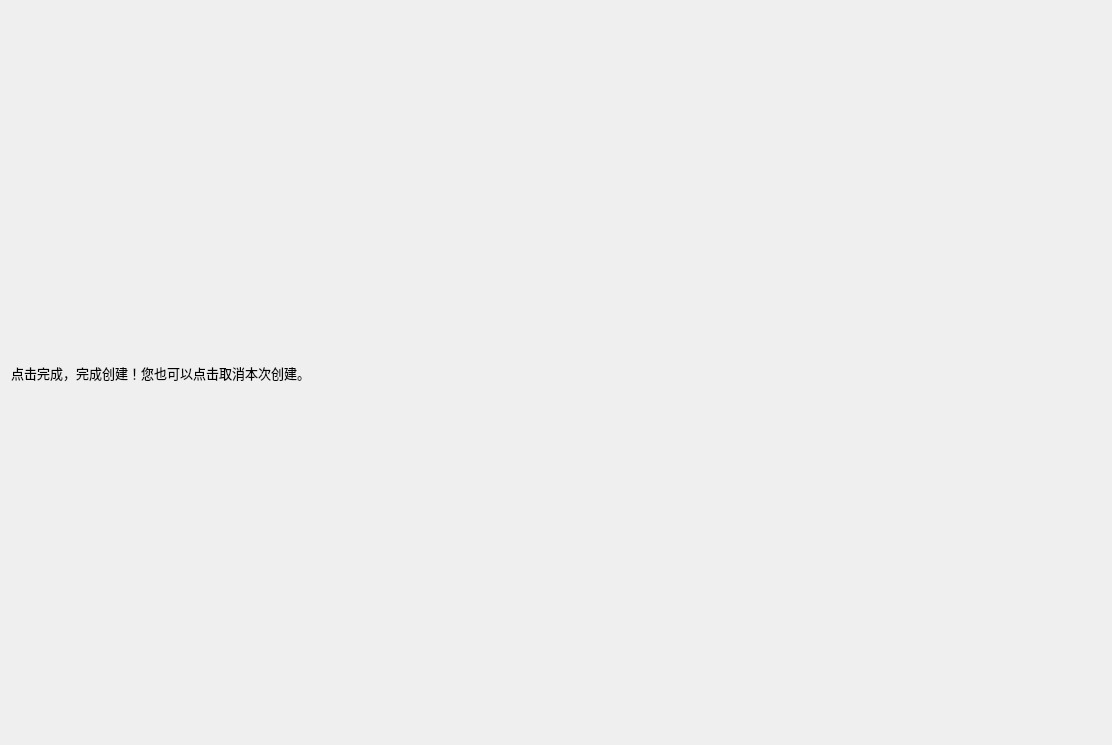
The window that confirmpage.ui (zombieQQ/Album_QT) describes before a commit, drawn with Qt 5.
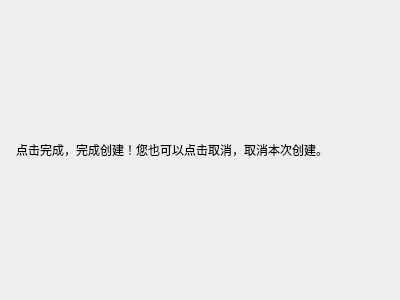
The same window after the commit.

```diff
--- a/confirmpage.ui
+++ b/confirmpage.ui
@@ -6,8 +6,8 @@
    <rect>
     <x>0</x>
     <y>0</y>
-    <width>1112</width>
-    <height>745</height>
+    <width>400</width>
+    <height>300</height>
    </rect>
   </property>
   <property name="windowTitle">
@@ -15,16 +15,23 @@
   </property>
   <layout class="QGridLayout" name="gridLayout">
    <item row="0" column="0">
-    <layout class="QHBoxLayout" name="horizontalLayout">
+    <layout class="QVBoxLayout" name="verticalLayout">
+     <property name="leftMargin">
+      <number>5</number>
+     </property>
+     <property name="topMargin">
+      <number>5</number>
+     </property>
+     <property name="rightMargin">
+      <number>5</number>
+     </property>
+     <property name="bottomMargin">
+      <number>5</number>
+     </property>
      <item>
-      <widget class="QLabel" name="label">
-       <property name="font">
-        <font>
-         <pointsize>10</pointsize>
-        </font>
-       </property>
+      <widget class="QLabel" name="label_3">
        <property name="text">
-        <string>点击完成，完成创建！您也可以点击取消本次创建。</string>
+        <string>点击完成，完成创建！您也可以点击取消，取消本次创建。</string>
        </property>
       </widget>
      </item>
```
